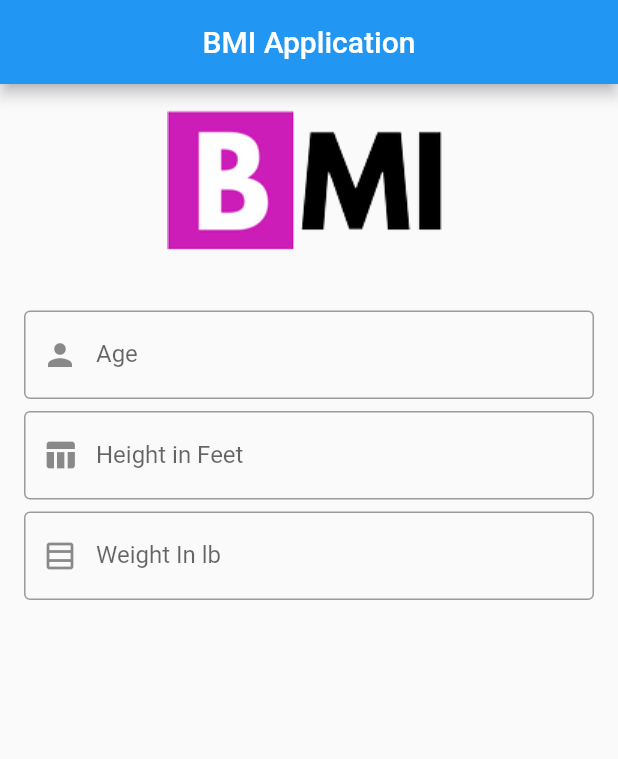
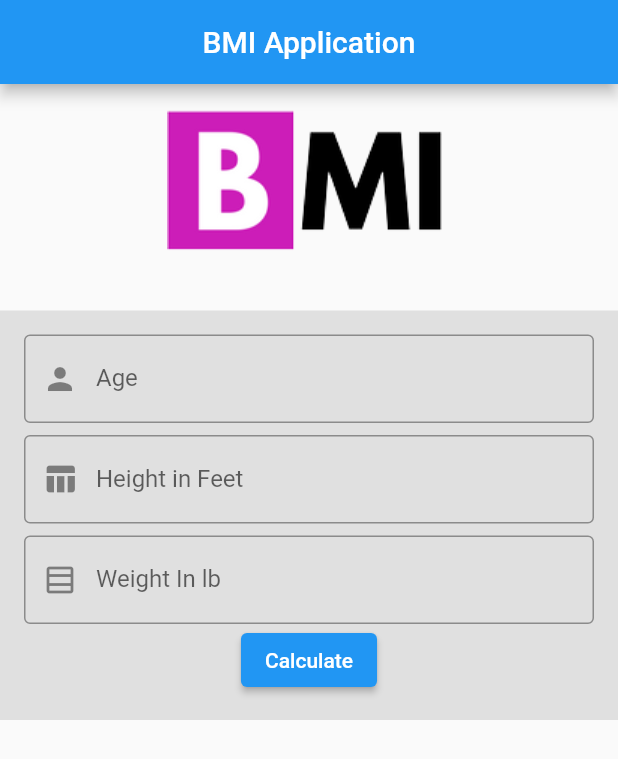
Before and after one commit to gulamanas/BMI-App, a Flutter app: the screen it shows after launch, on a phone screen of 412 x 824 dp. Shown: the top 759 px of the screen. Run offline on Flutter 3.47's test engine with Material 2 defaults, Android fonts, the light colour scheme and no system bars.

Commit message:
extracting widget

```diff
--- a/lib/home.dart
+++ b/lib/home.dart
@@ -24,37 +24,21 @@ class _HomeState extends State<Home> {
             Image.asset('assets/bmilogo.png'),
           ],
         ),
-        Padding(
-          padding: const EdgeInsets.symmetric(vertical: 0.0, horizontal: 16.0),
-          child: Column(
-            children: [
-              TextField(
-                decoration: InputDecoration(
-                  border: OutlineInputBorder(),
-                  hintText: '32',
-                  label: Text('Age'),
-                  prefixIcon: Icon(Icons.person)
-                ),
-              ),
-              SizedBox(height: 8.0,),
-              TextField(
-                decoration: InputDecoration(
-                  border: OutlineInputBorder(),
-                  hintText: '5.4',
-                  label: Text('Height in Feet'),
-                  prefixIcon: Icon(Icons.table_chart)
-                ),
-              ),
-              SizedBox(height: 8.0,),
-              TextField(
-                decoration: InputDecoration(
-                  border: OutlineInputBorder(),
-                  hintText: '180',
-                  label: Text('Weight In lb'),
-                  prefixIcon: Icon(Icons.table_rows_outlined)
-                ),
-              )
-            ],
+        Container(
+          color: Colors.grey[300],
+          child: Padding(
+            padding: const EdgeInsets.symmetric(vertical: 16.0, horizontal: 16.0),
+            child: Column(
+              children: [
+                Age(),
+                SizedBox(height: 8.0,),
+                Height(),
+                SizedBox(height: 8.0,),
+                Weight(),
+
+                ElevatedButton(onPressed: () {}, child: Text('Calculate')),
+              ],
+            ),
           ),
         )
       ],
@@ -62,3 +46,57 @@ class _HomeState extends State<Home> {
     );
   }
 }
+
+class Age extends StatelessWidget {
+  const Age({
+    Key? key,
+  }) : super(key: key);
+
+  @override
+  Widget build(BuildContext context) {
+    return TextField(
+      decoration: InputDecoration(
+        border: OutlineInputBorder(),
+        hintText: '32',
+        label: Text('Age'),
+        prefixIcon: Icon(Icons.person)
+      ),
+    );
+  }
+}
+
+class Height extends StatelessWidget {
+  const Height({
+    Key? key,
+  }) : super(key: key);
+
+  @override
+  Widget build(BuildContext context) {
+    return TextField(
+      decoration: InputDecoration(
+        border: OutlineInputBorder(),
+        hintText: '5.4',
+        label: Text('Height in Feet'),
+        prefixIcon: Icon(Icons.table_chart)
+      ),
+    );
+  }
+}
+
+class Weight extends StatelessWidget {
+  const Weight({
+    Key? key,
+  }) : super(key: key);
+
+  @override
+  Widget build(BuildContext context) {
+    return TextField(
+      decoration: InputDecoration(
+        border: OutlineInputBorder(),
+        hintText: '180',
+        label: Text('Weight In lb'),
+        prefixIcon: Icon(Icons.table_rows_outlined)
+      ),
+    );
+  }
+}
```
